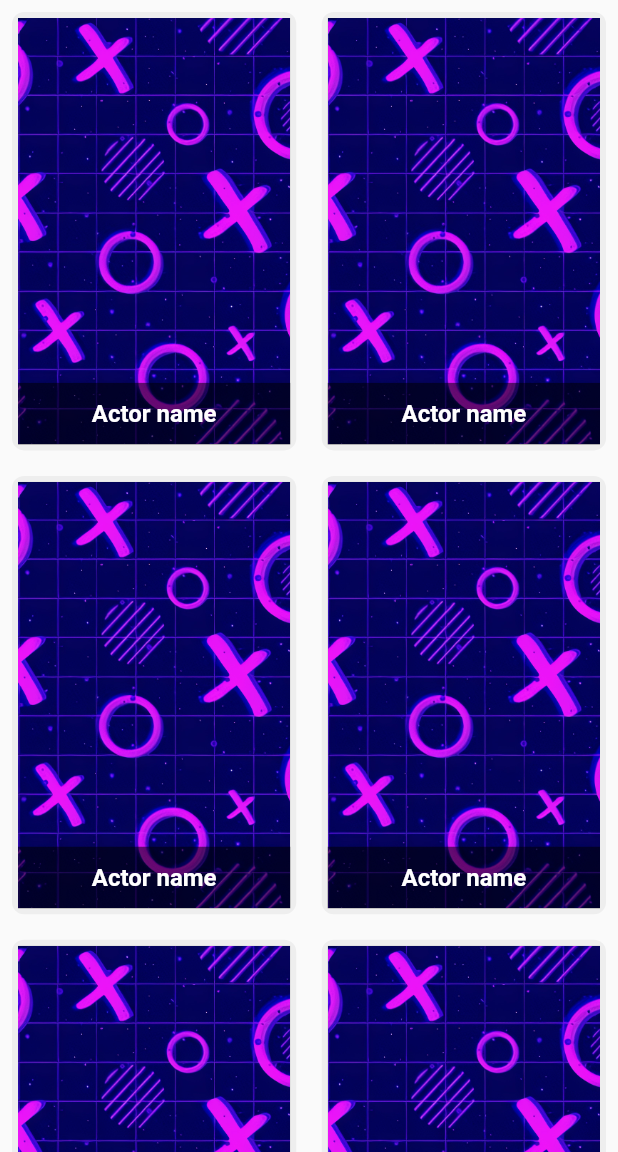
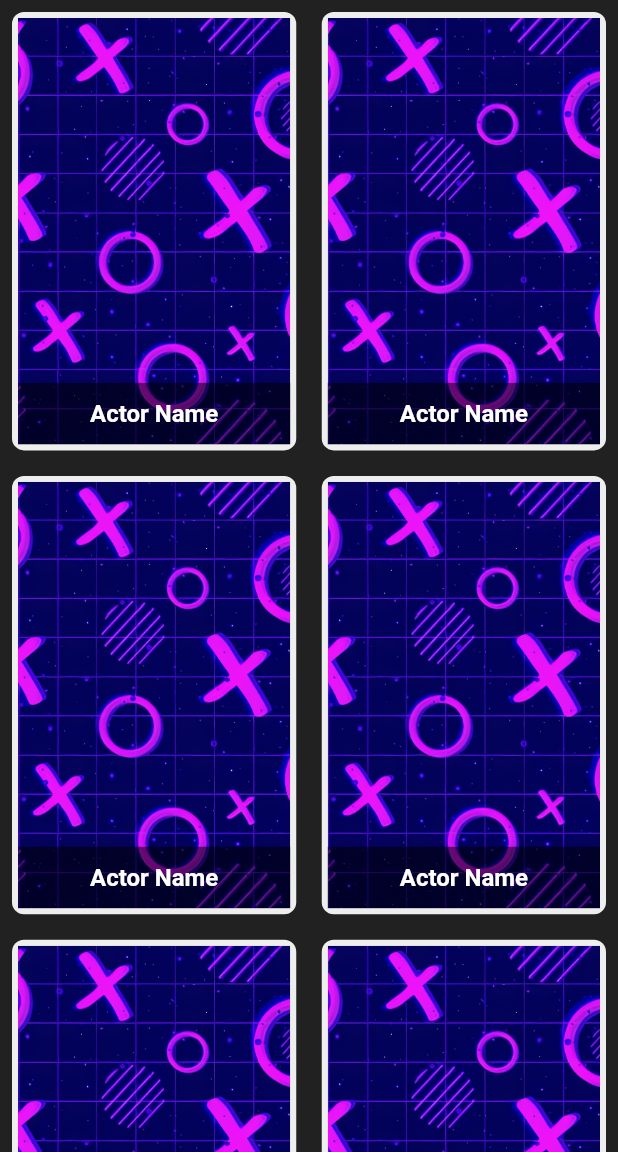
Before and after one commit to ashrafffathalla/BreakingBadMovi, a Flutter app: the screen it shows after launch, on a phone screen of 412 x 824 dp, the part 84-1236 px from its top. Run offline on Flutter 3.47's test engine with Material 2 defaults, Android fonts, the phone set to English and light mode, and no system bars; our stand-ins replace bloc, dio, flutter_bloc.

Commit message:
commit all updates

```diff
--- a/lib/layout/cubit/cubit.dart
+++ b/lib/layout/cubit/cubit.dart
@@ -0,0 +1,32 @@
+import 'package:bloc/bloc.dart';
+import 'package:breaking_bad/layout/cubit/states.dart';
+import 'package:breaking_bad/models/all_characters.dart';
+import 'package:breaking_bad/shared/network/remote/end_point.dart';
+import 'package:breaking_bad/shared/network/remote/dio_helper.dart';
+import 'package:dio/dio.dart';
+import 'package:flutter_bloc/flutter_bloc.dart';
+
+class BreakingBadCubit extends Cubit<BreakingBadStates> {
+  BreakingBadCubit() : super(NewInitialStates());
+
+  static BreakingBadCubit get(context) => BlocProvider.of(context);
+
+// get all characters method
+  CharacterModel? characterModel;
+ //List <CharacterModel>? allCharacters = [];
+  void getAllCharacters()
+  {
+    emit(GetAllCharactersLoadingState());
+    DioHelper.getData(
+      url: Characters,
+    ).then((value){
+
+      characterModel = CharacterModel.fromJson(value.data);
+      emit(GetAllCharactersSuccessState());
+    }).catchError((error)
+    {
+      print(error.toString());
+      emit(GetAllCharactersErrorState());
+    });
+  }
+}
--- a/lib/layout/cubit/states.dart
+++ b/lib/layout/cubit/states.dart
@@ -0,0 +1,9 @@
+abstract class BreakingBadStates{}
+
+class NewInitialStates extends BreakingBadStates{}
+
+class GetAllCharactersLoadingState extends BreakingBadStates{}
+
+class GetAllCharactersSuccessState extends BreakingBadStates{}
+
+class GetAllCharactersErrorState extends BreakingBadStates{}
--- a/lib/layout/home_layout.dart
+++ b/lib/layout/home_layout.dart
@@ -1,36 +1,24 @@
-import 'package:breaking_bad/modules/charecter_item.dart';
+import 'package:breaking_bad/layout/cubit/cubit.dart';
+import 'package:breaking_bad/layout/cubit/states.dart';
+import 'package:breaking_bad/models/all_characters.dart';
+import 'package:breaking_bad/modules/character_list.dart';
 import 'package:flutter/material.dart';
+import 'package:flutter_bloc/flutter_bloc.dart';
 
 class BreakingBadLayout extends StatelessWidget {
   const BreakingBadLayout({Key? key}) : super(key: key);
 
   @override
   Widget build(BuildContext context) {
+    return BlocConsumer<BreakingBadCubit, BreakingBadStates>(
+      listener: (context, state) {},
+      builder: (context, state) {
         return Scaffold(
           appBar: AppBar(
             title: const Text('Breaking Bad'),
           ),
           body: buildCharactersList(),
         );
-  }
-
-  Widget buildCharactersList()
-  {
-    return GridView.builder(
-
-      gridDelegate: const SliverGridDelegateWithFixedCrossAxisCount(
-        crossAxisCount: 2,
-        childAspectRatio: 2 / 3,
-        crossAxisSpacing: 1,
-        mainAxisSpacing: 1,
-      ),
-      shrinkWrap: true,
-      physics: const BouncingScrollPhysics(),
-      padding: EdgeInsets.zero,
-      itemCount: 20,
-      itemBuilder: (context ,index)
-      {
-        return CharacterItems();
       },
     );
   }
--- a/lib/main.dart
+++ b/lib/main.dart
@@ -1,9 +1,17 @@
+import 'package:bloc/bloc.dart';
+import 'package:breaking_bad/layout/cubit/cubit.dart';
+import 'package:breaking_bad/shared/bloc_observer.dart';
 import 'package:flutter/material.dart';
 import 'package:flutter/services.dart';
-
+import 'package:flutter_bloc/flutter_bloc.dart';
 import 'layout/home_layout.dart';
-
-void main() {
+import 'shared/network/remote/dio_helper.dart';
+import 'package:dio/dio.dart';
+void main()async
+{
+  WidgetsFlutterBinding.ensureInitialized();
+  Bloc.observer = MyBlocObserver();
+  DioHelper.init();
   runApp(const MyApp());
 }
 
@@ -12,10 +20,18 @@ class MyApp extends StatelessWidget {
 
   // This widget is the root of your application.
   @override
-  Widget build(BuildContext context) {
-    return MaterialApp(
+  Widget build(BuildContext context)
+  {
+    return MultiBlocProvider(
+      providers: [
+        BlocProvider(
+          create: (BuildContext context)=>BreakingBadCubit(),
+        ),
+      ],
+      child: MaterialApp(
         debugShowCheckedModeBanner: false,
         theme: ThemeData(
+          scaffoldBackgroundColor: Colors.grey[900],
           appBarTheme:const AppBarTheme(
             backgroundColor: Colors.orangeAccent,
             backwardsCompatibility: false,
@@ -27,6 +43,7 @@ class MyApp extends StatelessWidget {
           )
         ),
         home: const BreakingBadLayout(),
+      ),
     );
   }
 }
--- a/lib/models/all_characters.dart
+++ b/lib/models/all_characters.dart
@@ -1,29 +1,27 @@
-class Character
+class CharacterModel
 {
-  late int char_id;
-  late String name;
-  late String img;
-  late String nickname;
-  late List<dynamic> occupation;
-  late String status;
-  late List<dynamic> appearance;
-  late String portrayed;
-  late String category;
-  late List<dynamic> betterCallSaulAppearance;//better_call_saul_appearance
+  int? charId;
+  String? name;
+  //List<CharacterModel>? occupation;
+  String? img;
+  String? status;
+  String? nickname;
+  //List<CharacterModel>? appearance;
+  String? portrayed;
+  String? category;
+  //List<Null>? betterCallSaulAppearance;//better_call_saul_appearance
 
-  Character.fromJson(Map<String, dynamic>json)
+  CharacterModel.fromJson( Map<String, dynamic> json)
   {
-    char_id = json["char_id"];
-    name = json["name"];
-    img = json["img"];
-    nickname = json["nickname"];
-    occupation = json["occupation"];
-    status = json["status"];
-    appearance = json["appearance"];
-    portrayed = json["portrayed"];
-    category = json["category"];
-    betterCallSaulAppearance = json["better_call_saul_appearance"];
+    charId = json['char_id'];
+    name = json['name'];
+    //occupation = json['occupation'].cast<String>();
+    img = json['img'];
+    status = json['status'];
+    nickname = json['nickname'];
+   // appearance = json['appearance'].cast<int>();
+    portrayed = json['portrayed'];
+    category = json['category'];
+   // betterCallSaulAppearance = json["better_call_saul_appearance"];
   }
-
-
 }
--- /dev/null
+++ b/lib/modules/character_list.dart
@@ -0,0 +1,58 @@
+import 'package:breaking_bad/models/all_characters.dart';
+import 'package:flutter/material.dart';
+Widget buildCharactersList()
+{
+  return GridView.builder(
+    gridDelegate: const SliverGridDelegateWithFixedCrossAxisCount(
+      crossAxisCount: 2,
+      childAspectRatio: 2 /3,
+      crossAxisSpacing: 1,
+      mainAxisSpacing: 1,
+    ),
+    shrinkWrap: true,
+    physics: const BouncingScrollPhysics(),
+    padding: EdgeInsets.zero,
+    itemCount: 20,
+    itemBuilder: (context ,index)=>CharacterItems(),
+  );
+}
+Widget CharacterItems()=>Container(
+  width: double.infinity,
+  margin: const EdgeInsetsDirectional.fromSTEB(8, 8, 8, 8),
+  padding: const EdgeInsets.all(4),
+  decoration: BoxDecoration(
+    color: Colors.grey[200],
+    borderRadius: BorderRadius.circular(8),
+  ),
+  child: GridTile(
+    child: Container(
+      decoration: BoxDecoration(
+        color: Colors.grey[400],
+        image: const DecorationImage(
+          fit: BoxFit.cover,
+          image: AssetImage(
+            'assets/images/xo.png',
+          ),
+        ),
+      ),
+    ),
+    footer: Container(
+      width: double.infinity,
+      padding: const EdgeInsets.symmetric(horizontal: 15, vertical: 10),
+      color: Colors.black54,
+      alignment: Alignment.bottomCenter,
+      child:  Text(
+        "Actor Name",
+        overflow: TextOverflow.ellipsis,
+        maxLines: 2,
+        textAlign: TextAlign.center,
+        style: TextStyle(
+          fontSize: 16.0,
+          height: 1.3,
+          color: Colors.white,
+          fontWeight: FontWeight.bold,
+        ),
+      ),
+    ),
+  ),
+);
--- a/lib/modules/charecter_item.dart
+++ /dev/null
@@ -1,49 +0,0 @@
-import 'package:flutter/material.dart';
-
-class CharacterItems extends StatelessWidget {
-  const CharacterItems({Key? key}) : super(key: key);
-
-  @override
-  Widget build(BuildContext context) {
-    return Container(
-      width: double.infinity,
-      margin: const EdgeInsetsDirectional.fromSTEB(8, 8, 8, 8),
-      padding: const EdgeInsets.all(4),
-      decoration: BoxDecoration(
-        color: Colors.grey[200],
-        borderRadius: BorderRadius.circular(8),
-      ),
-      child: GridTile(
-        child: Container(
-          decoration: BoxDecoration(
-            color: Colors.grey[400],
-            image: const DecorationImage(
-              fit: BoxFit.cover,
-              image: AssetImage(
-                'assets/images/xo.png',
-              ),
-            ),
-          ),
-        ),
-        footer: Container(
-          width: double.infinity,
-          padding: const EdgeInsets.symmetric(horizontal: 15, vertical: 10),
-          color: Colors.black54,
-          alignment: Alignment.bottomCenter,
-          child: const Text(
-            'Actor name',
-            overflow: TextOverflow.ellipsis,
-            maxLines: 2,
-            textAlign: TextAlign.center,
-            style: TextStyle(
-              fontSize: 16.0,
-              height: 1.3,
-              color: Colors.white,
-              fontWeight: FontWeight.bold,
-            ),
-          ),
-        ),
-      ),
-    );
-  }
-}
--- a/lib/shared/constance/constance.dart
+++ b/lib/shared/constance/constance.dart
@@ -1 +1,2 @@
-// BaseUrl :  https://www.breakingbadapi.com/api/
+
+final  BaseUrl =  'https://www.breakingbadapi.com/api/';
--- a/lib/shared/network/remote/dio_helper.dart
+++ b/lib/shared/network/remote/dio_helper.dart
@@ -0,0 +1,37 @@
+import 'package:breaking_bad/shared/constance/constance.dart';
+import 'package:dio/dio.dart';
+
+class DioHelper {
+  static late Dio dio;
+
+  static init() {
+    dio = Dio(
+      BaseOptions(
+        baseUrl: BaseUrl,
+        receiveDataWhenStatusError: true,
+        receiveTimeout: 15 * 1000,
+        connectTimeout: 15 * 1000,
+      ),
+    );
+  }
+  // static Future<List<dynamic>>getAllCharacters()async
+  // {
+  //   try{
+  //     Response response = await dio.get('characters');
+  //     print(response.data.toString());
+  //     return response.data;
+  //   }catch(e)
+  //   {
+  //     print(e.toString());
+  //     return[];
+  //   }
+  //
+  // }
+
+  static Future<Response> getData({
+    required String url,
+  }) async
+  {
+    return await dio.get(url);
+  }
+}
--- /dev/null
+++ b/lib/shared/network/remote/end_point.dart
@@ -0,0 +1 @@
+const  Characters = 'characters';
```
Also changed, not shown: lib/shared/bloc_observer.dart (+27 -0 lines), lib/shared/network/end_point.dart (deleted, +0 -23 lines). Lines whose indentation alone changed are shown as unchanged.
